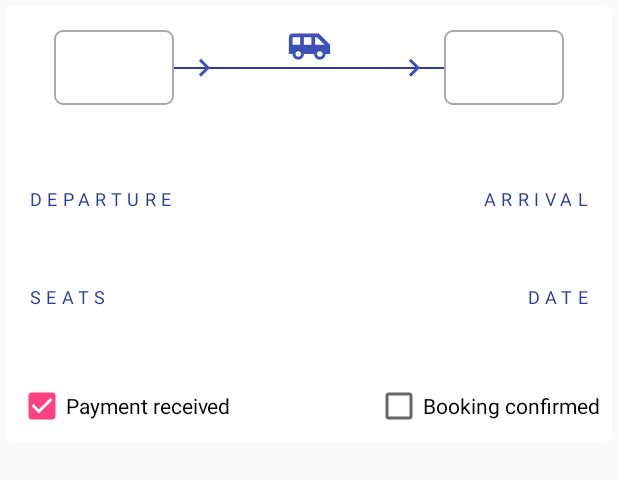
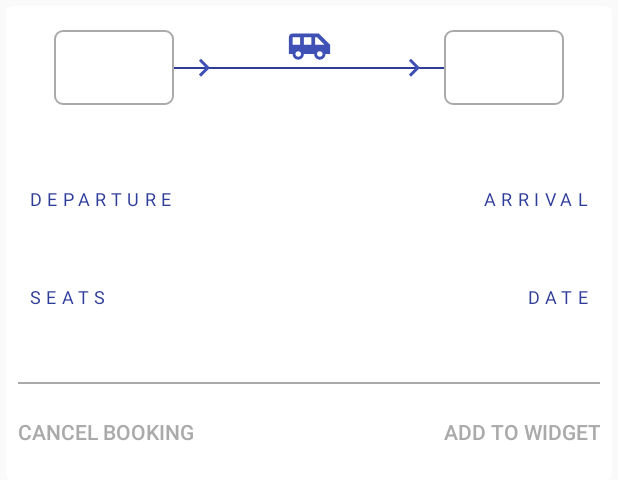
Before and after one commit to appdevgenie/Shuttle-Service, an Android app: the layout list_item_booking_history_selected.xml on its own in the app's theme, with its tools: preview values and no code run, on a phone screen of 412 x 824 dp. Shown: the top 480 px of the screen. Run offline under Robolectric (Android 15) with nearby library versions, the phone set to English and light mode, and no system bars.

Commit message:
update booking history adapter

```diff
--- a/app/src/main/java/com/appdevgenie/shuttleservice/utils/Constants.java
+++ b/app/src/main/java/com/appdevgenie/shuttleservice/utils/Constants.java
@@ -14,7 +14,7 @@ public class Constants {
     public static final String EXTRA_PARSE_IS_SIGNED_IN = "isSignedIn";
     public static final String EXTRA_PARSE_CLICKED_ICON = "clickedIconPosition";
 
-    public static final int VIEW_TYPE_BOOKING_EXTENDED = 1;
+    public static final int VIEW_TYPE_BOOKING_SELECTED = 1;
     public static final int VIEW_TYPE_BOOKING_DEFAULT = 0;
 
     public static final String SHARED_PREFS = "sharedPrefs.com.appdevgenie.shuttleservice";
--- a/app/src/main/res/layout/list_item_booking_history_selected.xml
+++ b/app/src/main/res/layout/list_item_booking_history_selected.xml
@@ -31,7 +31,55 @@
             app:layout_constraintStart_toStartOf="parent"
             app:layout_constraintTop_toBottomOf="@+id/include_layout_trip_details" />
 
-        <CheckBox
+        <ImageView
+            android:id="@+id/ivBookingButtonDivider"
+            android:layout_width="0dp"
+            android:layout_height="1dp"
+            android:layout_marginStart="8dp"
+            android:layout_marginLeft="8dp"
+            android:layout_marginEnd="8dp"
+            android:layout_marginRight="8dp"
+            android:layout_marginBottom="8dp"
+            android:layout_marginTop="8dp"
+            android:background="@android:color/darker_gray"
+            app:layout_constraintBottom_toTopOf="@+id/bCancelBooking"
+            app:layout_constraintTop_toBottomOf="@+id/include_date_seats"
+            app:layout_constraintEnd_toEndOf="parent"
+            app:layout_constraintStart_toStartOf="parent" />
+
+        <Button
+            android:id="@+id/bCancelBooking"
+            android:layout_width="0dp"
+            android:layout_height="wrap_content"
+            android:layout_marginStart="8dp"
+            android:layout_marginLeft="8dp"
+            android:layout_marginBottom="8dp"
+            android:background="?android:attr/selectableItemBackground"
+            android:gravity="center_vertical|start"
+            android:text="Cancel booking"
+            android:textColor="@android:color/darker_gray"
+            app:layout_constraintBottom_toBottomOf="parent"
+            app:layout_constraintEnd_toStartOf="@+id/bAddToWidget"
+            app:layout_constraintHorizontal_chainStyle="spread"
+            app:layout_constraintStart_toStartOf="parent" />
+
+        <Button
+            android:id="@+id/bAddToWidget"
+            android:layout_width="0dp"
+            android:layout_height="wrap_content"
+            android:layout_marginEnd="8dp"
+            android:layout_marginRight="8dp"
+            android:layout_marginBottom="8dp"
+            android:background="?android:attr/selectableItemBackground"
+            android:gravity="center_vertical|end"
+            android:text="Add to widget"
+            android:textColor="@android:color/darker_gray"
+            app:layout_constraintBottom_toBottomOf="parent"
+            app:layout_constraintEnd_toEndOf="parent"
+            app:layout_constraintHorizontal_chainStyle="spread"
+            app:layout_constraintStart_toEndOf="@+id/bCancelBooking" />
+
+        <!--<CheckBox
             android:id="@+id/checkBox"
             android:layout_width="wrap_content"
             android:layout_height="wrap_content"
@@ -58,7 +106,7 @@
             android:text="Booking confirmed"
             app:layout_constraintBottom_toBottomOf="parent"
             app:layout_constraintEnd_toEndOf="parent"
-            app:layout_constraintTop_toBottomOf="@+id/include_date_seats" />
+            app:layout_constraintTop_toBottomOf="@+id/include_date_seats" />-->
 
         <!--<include
             layout="@layout/include_layout_trip_details"
--- a/app/src/main/res/layout/list_item_route.xml
+++ b/app/src/main/res/layout/list_item_route.xml
@@ -35,7 +35,7 @@
             android:gravity="center"
             android:textColor="@android:color/darker_gray"
             android:textAppearance="@style/TextAppearance.AppCompat.Headline"
-            android:background="@color/colorWhite"
+            android:background="@drawable/backgroud_route_time"
             app:layout_constraintBottom_toBottomOf="parent"
             app:layout_constraintStart_toStartOf="parent"
             app:layout_constraintTop_toTopOf="parent"
```
Also changed, not shown: app/src/main/java/com/appdevgenie/shuttleservice/adapters/BookingHistoryAdapter.java (+6 -6 lines), app/src/main/res/drawable/backgroud_route_time.xml (added, +18 -0 lines), app/src/main/res/drawable/ic_address_book_.xml (added, +44 -0 lines), app/src/main/res/drawable/ic_bills.xml (added, +14 -0 lines), app/src/main/res/drawable/ic_coin.xml (added, +20 -0 lines), app/src/main/res/drawable/ic_history.xml (added, +29 -0 lines), app/src/main/res/drawable/ic_lock.xml (added, +15 -0 lines), app/src/main/res/drawable/ic_nearby.xml (added, +68 -0 lines).
